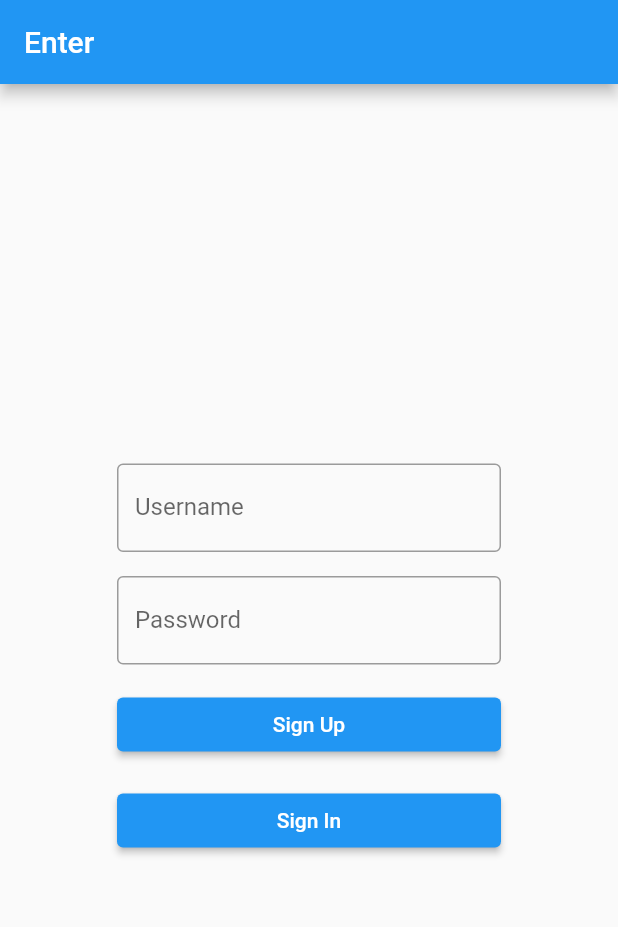
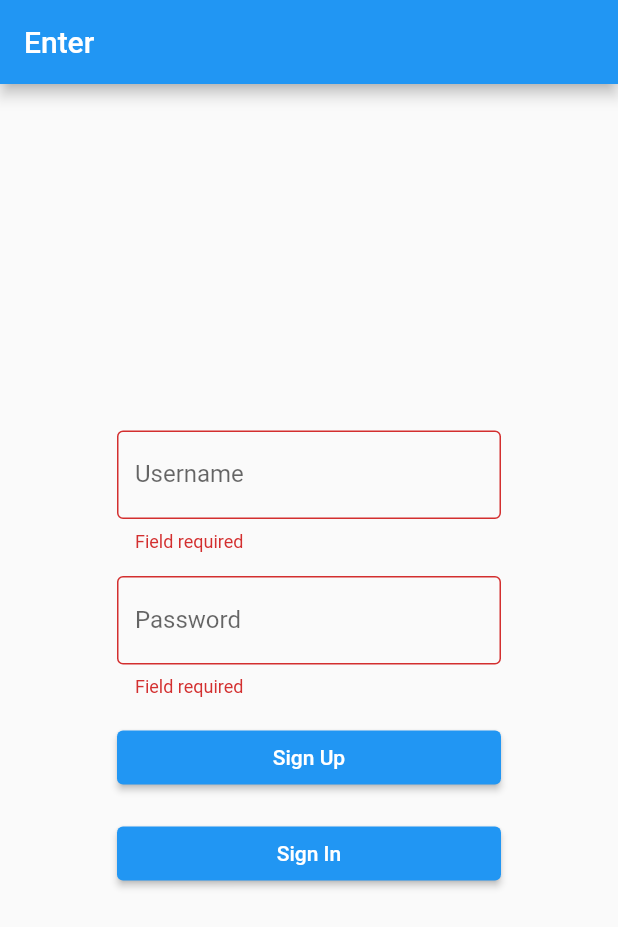
Before and after one commit to DaoCacao/dart-frontend, a Flutter app: the screen it shows after launch, after a tap on "Sign Up", on a phone screen of 412 x 824 dp. Shown: the top 927 px of the screen. Run offline on Flutter 3.47's test engine with Material 2 defaults, Android fonts, the phone set to English and light mode, and no system bars.

Commit message:
add sign in logic + error handling

```diff
--- /dev/null
+++ b/lib/app.dart
@@ -0,0 +1,19 @@
+import 'package:flutter/material.dart';
+import 'package:frontend/enter_screen.dart';
+import 'package:frontend/service.dart';
+
+class App extends StatelessWidget {
+  final Service service;
+
+  const App(this.service, {Key? key}) : super(key: key);
+
+  @override
+  Widget build(BuildContext context) {
+    return MaterialApp(
+      theme: ThemeData(
+        primarySwatch: Colors.blue,
+      ),
+      home: EnterScreen(service),
+    );
+  }
+}
--- /dev/null
+++ b/lib/enter_screen.dart
@@ -0,0 +1,177 @@
+import 'package:flutter/material.dart';
+import 'package:frontend/service.dart';
+
+class EnterScreen extends StatefulWidget {
+  final Service service;
+
+  const EnterScreen(this.service, {Key? key}) : super(key: key);
+
+  @override
+  State<EnterScreen> createState() => _EnterScreenState();
+}
+
+class _EnterScreenState extends State<EnterScreen> {
+  final _formKey = GlobalKey<FormState>();
+
+  final _usernameController = TextEditingController();
+  final _passwordController = TextEditingController();
+
+  String _token = "";
+  String _error = "";
+
+  @override
+  Widget build(BuildContext context) {
+    return Scaffold(
+      appBar: AppBar(
+        title: const Text("Enter"),
+      ),
+      body: Center(
+        child: ConstrainedBox(
+          constraints: const BoxConstraints(
+            maxWidth: 256,
+          ),
+          child: _token.isEmpty
+              ? _unauthorizedState(context)
+              : _authorizedState(context),
+        ),
+      ),
+    );
+  }
+
+  Widget _unauthorizedState(BuildContext context) {
+    return Column(
+      mainAxisAlignment: MainAxisAlignment.center,
+      crossAxisAlignment: CrossAxisAlignment.stretch,
+      children: [
+        Form(
+          key: _formKey,
+          child: Column(
+            children: [
+              TextFormField(
+                controller: _usernameController,
+                decoration: const InputDecoration(
+                  border: OutlineInputBorder(),
+                  labelText: "Username",
+                ),
+                validator: (text) {
+                  if (text == null || text.trim().isEmpty) {
+                    return "Field required";
+                  } else {
+                    return null;
+                  }
+                },
+              ),
+              const SizedBox(
+                height: 16,
+              ),
+              TextFormField(
+                controller: _passwordController,
+                decoration: const InputDecoration(
+                  border: OutlineInputBorder(),
+                  labelText: "Password",
+                ),
+                validator: (text) {
+                  if (text == null || text.trim().isEmpty) {
+                    return "Field required";
+                  } else {
+                    return null;
+                  }
+                },
+              ),
+            ],
+          ),
+        ),
+        const SizedBox(
+          height: 16,
+        ),
+        ElevatedButton(
+          child: const Text("Sign Up"),
+          onPressed: _onSignUpClick,
+        ),
+        const SizedBox(
+          height: 16,
+        ),
+        ElevatedButton(
+          child: const Text("Sign In"),
+          onPressed: _onSignInClick,
+        ),
+        if (_error.isNotEmpty) ...[
+          const SizedBox(
+            height: 16,
+          ),
+          Text(
+            _error,
+            textAlign: TextAlign.center,
+          ),
+        ],
+      ],
+    );
+  }
+
+  Widget _authorizedState(BuildContext context) {
+    return Column(
+      mainAxisAlignment: MainAxisAlignment.center,
+      crossAxisAlignment: CrossAxisAlignment.stretch,
+      children: [
+        Text(
+          _token,
+          textAlign: TextAlign.center,
+        ),
+        ElevatedButton(
+          child: const Text("Logout"),
+          onPressed: _onLogoutClick,
+        ),
+      ],
+    );
+  }
+
+  void _onSignUpClick() async {
+    if (_formKey.currentState!.validate()) {
+      try {
+        final token = await widget.service.signUp(
+          _usernameController.text,
+          _passwordController.text,
+        );
+
+        _formKey.currentState!.reset();
+
+        setState(() {
+          _token = token;
+          _error = "";
+        });
+      } catch (e) {
+        setState(() {
+          _error = e.toString();
+        });
+      }
+    }
+  }
+
+  void _onSignInClick() async {
+    if (_formKey.currentState!.validate()) {
+      try {
+        final token = await widget.service.signIn(
+          _usernameController.text,
+          _passwordController.text,
+        );
+
+        _formKey.currentState!.reset();
+
+        setState(() {
+          _token = token;
+          _error = "";
+        });
+      } catch (e) {
+        setState(() {
+          _error = e.toString();
+        });
+      }
+    }
+  }
+
+  void _onLogoutClick() async {
+    setState(() {
+      _token = "";
+    });
+  }
+}
--- a/lib/main.dart
+++ b/lib/main.dart
@@ -1,131 +1,11 @@
-import 'dart:convert';
-
-import 'package:flutter/foundation.dart';
 import 'package:flutter/material.dart';
-import 'package:http/http.dart';
+import 'package:frontend/app.dart';
+import 'package:frontend/service.dart';
 
 void main() {
-  runApp(const App());
-}
-
-class Service {
-  final _host = kReleaseMode ? "http://web.daocacao.me" : "http://0.0.0.0:8080";
-
-  Future<String> signUp(String username, String password) async {
-    final response = await post(
-      Uri.parse("$_host/sign_up"),
-      body: jsonEncode({
-        "username": username,
-        "password": password,
-      }),
-    );
-    final body = jsonDecode(response.body) as Map;
-    return body["token"];
-  }
-
-  Future<String> signIn(String username, String password) async {
-    throw Exception("Not Implemented Yet");
-  }
-}
-
-class App extends StatelessWidget {
-  const App({Key? key}) : super(key: key);
-
-  @override
-  Widget build(BuildContext context) {
-    return MaterialApp(
-      theme: ThemeData(
-        primarySwatch: Colors.blue,
-      ),
-      home: HomePage(),
-    );
-  }
-}
-
-class HomePage extends StatefulWidget {
   final service = Service();
 
-  HomePage({Key? key}) : super(key: key);
-
-  @override
-  State<HomePage> createState() => _HomePageState();
+  runApp(
+    App(service),
+  );
 }
-
-class _HomePageState extends State<HomePage> {
-  final _usernameKey = GlobalKey<FormFieldState<String>>();
-  final _passwordKey = GlobalKey<FormFieldState<String>>();
-
-  String _token = "";
-
-  @override
-  Widget build(BuildContext context) {
-    return Scaffold(
-      appBar: AppBar(
-        title: const Text("Enter"),
-      ),
-      body: Center(
-        child: ConstrainedBox(
-          constraints: const BoxConstraints(
-            maxWidth: 256,
-          ),
-          child: Column(
-            mainAxisAlignment: MainAxisAlignment.center,
-            crossAxisAlignment: CrossAxisAlignment.stretch,
-            children: [
-              Form(
-                child: Column(
-                  children: [
-                    TextFormField(
-                      key: _usernameKey,
-                      controller: TextEditingController(),
-                      decoration: const InputDecoration(
-                        border: OutlineInputBorder(),
-                        labelText: "Username",
-                      ),
-                    ),
-                    const SizedBox(
-                      height: 16,
-                    ),
-                    TextFormField(
-                      key: _passwordKey,
-                      controller: TextEditingController(),
-                      decoration: const InputDecoration(
-                        border: OutlineInputBorder(),
-                        labelText: "Password",
-                      ),
-                    ),
-                  ],
-                ),
-              ),
-              const SizedBox(
-                height: 16,
-              ),
-              ElevatedButton(
-                child: const Text("Sign Up"),
-                onPressed: () async {
-                  final token = await widget.service.signUp(
-                    _usernameKey.currentState?.value ?? "",
-                    _passwordKey.currentState?.value ?? "",
-                  );
-                  setState(() {
-                    _token = token;
-                  });
-                },
-              ),
-              const SizedBox(
-                height: 16,
-              ),
-              ElevatedButton(
-                child: const Text("Sign In"),
-                onPressed: () {},
-              ),
-              if (_token.isNotEmpty) ...[
-                Text(_token),
-              ],
-            ],
-          ),
-        ),
-      ),
-    );
-  }
-}
```
Also changed, not shown: lib/service.dart (added, +41 -0 lines), pubspec.lock (added).
